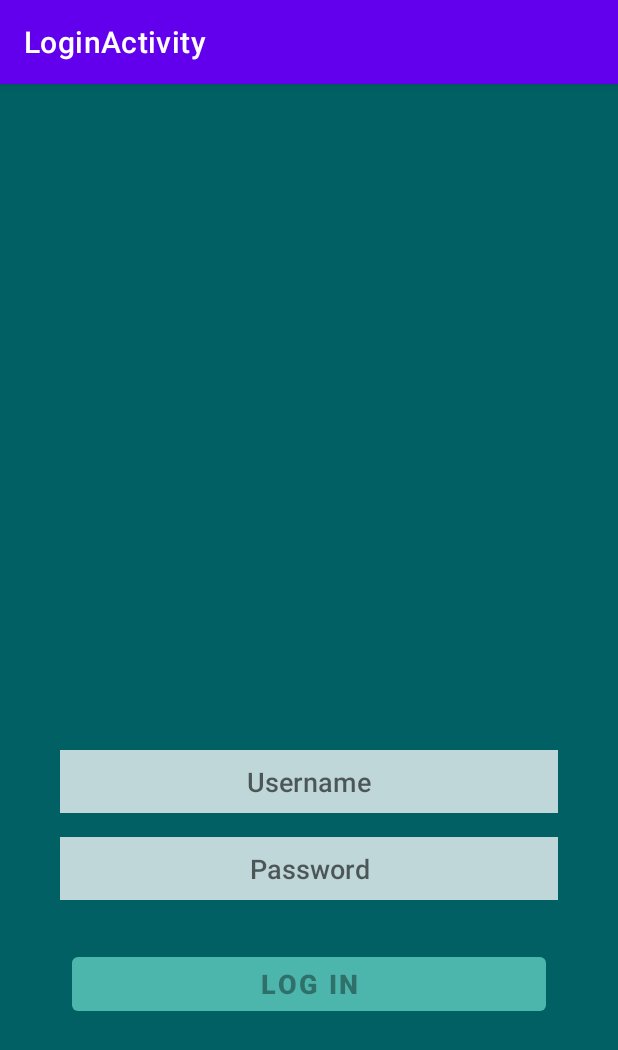
After one commit to EetuHuusko/RemainderMobComp, an Android app: the LoginActivity screen opened directly, with no data from a screen before it, on a phone screen of 412 x 824 dp. The commit adds this screen. Shown: the top 1050 px of the screen. Run offline under Robolectric (Android 15) with nearby library versions, the phone set to English and light mode, and no system bars.

Commit message:
Added login screen

```diff
--- a/app/build.gradle
+++ b/app/build.gradle
@@ -39,6 +39,9 @@
     implementation 'androidx.appcompat:appcompat:1.1.0'
     implementation 'com.google.android.material:material:1.1.0'
     implementation 'androidx.constraintlayout:constraintlayout:1.1.3'
+    implementation 'androidx.annotation:annotation:1.1.0'
+    implementation 'androidx.lifecycle:lifecycle-livedata-ktx:2.2.0'
+    implementation 'androidx.lifecycle:lifecycle-viewmodel-ktx:2.2.0'
     testImplementation 'junit:junit:4.+'
     androidTestImplementation 'androidx.test.ext:junit:1.1.1'
     androidTestImplementation 'androidx.test.espresso:espresso-core:3.2.0'
--- a/app/src/main/AndroidManifest.xml
+++ b/app/src/main/AndroidManifest.xml
@@ -9,6 +9,9 @@
         android:roundIcon="@mipmap/ic_launcher_round"
         android:supportsRtl="true"
         android:theme="@style/Theme.MobileComputing">
+        <activity
+            android:name=".ui.login.LoginActivity"
+            android:label="@string/title_activity_login"></activity>
         <activity android:name=".MainActivity">
             <intent-filter>
                 <action android:name="android.intent.action.MAIN" />
--- /dev/null
+++ b/app/src/main/java/com/example/mobilecomputing/ui/login/LoginActivity.kt
@@ -0,0 +1,129 @@
+package com.example.mobilecomputing.ui.login
+
+import android.app.Activity
+import androidx.lifecycle.Observer
+import androidx.lifecycle.ViewModelProvider
+import android.os.Bundle
+import androidx.annotation.StringRes
+import androidx.appcompat.app.AppCompatActivity
+import android.text.Editable
+import android.text.TextWatcher
+import android.view.View
+import android.view.inputmethod.EditorInfo
+import android.widget.Button
+import android.widget.EditText
+import android.widget.ProgressBar
+import android.widget.Toast
+
+import com.example.mobilecomputing.R
+
+class LoginActivity : AppCompatActivity() {
+
+    private lateinit var loginViewModel: LoginViewModel
+
+    override fun onCreate(savedInstanceState: Bundle?) {
+        super.onCreate(savedInstanceState)
+
+        setContentView(R.layout.activity_login)
+
+        val username = findViewById<EditText>(R.id.username)
+        val password = findViewById<EditText>(R.id.password)
+        val login = findViewById<Button>(R.id.mainActivity)
+        val loading = findViewById<ProgressBar>(R.id.loading)
+
+        loginViewModel = ViewModelProvider(this, LoginViewModelFactory())
+            .get(LoginViewModel::class.java)
+
+        loginViewModel.loginFormState.observe(this@LoginActivity, Observer {
+            val loginState = it ?: return@Observer
+
+            // disable login button unless both username / password is valid
+            login.isEnabled = loginState.isDataValid
+
+            if (loginState.usernameError != null) {
+                username.error = getString(loginState.usernameError)
+            }
+            if (loginState.passwordError != null) {
+                password.error = getString(loginState.passwordError)
+            }
+        })
+
+        loginViewModel.loginResult.observe(this@LoginActivity, Observer {
+            val loginResult = it ?: return@Observer
+
+            loading.visibility = View.GONE
+            if (loginResult.error != null) {
+                showLoginFailed(loginResult.error)
+            }
+            if (loginResult.success != null) {
+                updateUiWithUser(loginResult.success)
+            }
+            setResult(Activity.RESULT_OK)
+
+            //Complete and destroy login activity once successful
+            finish()
+        })
+
+        username.afterTextChanged {
+            loginViewModel.loginDataChanged(
+                username.text.toString(),
+                password.text.toString()
+            )
+        }
+
+        password.apply {
+            afterTextChanged {
+                loginViewModel.loginDataChanged(
+                    username.text.toString(),
+                    password.text.toString()
+                )
+            }
+
+            setOnEditorActionListener { _, actionId, _ ->
+                when (actionId) {
+                    EditorInfo.IME_ACTION_DONE ->
+                        loginViewModel.login(
+                            username.text.toString(),
+                            password.text.toString()
+                        )
+                }
+                false
+            }
+
+            login.setOnClickListener {
+                loading.visibility = View.VISIBLE
+                loginViewModel.login(username.text.toString(), password.text.toString())
+            }
+        }
+    }
+
+    private fun updateUiWithUser(model: LoggedInUserView) {
+        val welcome = getString(R.string.welcome)
+        val displayName = model.displayName
+        // TODO : initiate successful logged in experiencetextEmailAddress
+        Toast.makeText(
+            applicationContext,
+            "$welcome $displayName",
+            Toast.LENGTH_LONG
+        ).show()
+    }
+
+    private fun showLoginFailed(@StringRes errorString: Int) {
+        Toast.makeText(applicationContext, errorString, Toast.LENGTH_SHORT).show()
+    }
+}
+
+/**
+ * Extension function to simplify setting an afterTextChanged action to EditText components.
+ */
+fun EditText.afterTextChanged(afterTextChanged: (String) -> Unit) {
+    this.addTextChangedListener(object : TextWatcher {
+        override fun afterTextChanged(editable: Editable?) {
+            afterTextChanged.invoke(editable.toString())
+        }
+
+        override fun beforeTextChanged(s: CharSequence, start: Int, count: Int, after: Int) {}
+
+        override fun onTextChanged(s: CharSequence, start: Int, before: Int, count: Int) {}
+    })
+}
--- /dev/null
+++ b/app/src/main/java/com/example/mobilecomputing/ui/login/LoginViewModelFactory.kt
@@ -0,0 +1,25 @@
+package com.example.mobilecomputing.ui.login
+
+import androidx.lifecycle.ViewModel
+import androidx.lifecycle.ViewModelProvider
+import com.example.mobilecomputing.data.LoginDataSource
+import com.example.mobilecomputing.data.LoginRepository
+
+/**
+ * ViewModel provider factory to instantiate LoginViewModel.
+ * Required given LoginViewModel has a non-empty constructor
+ */
+class LoginViewModelFactory : ViewModelProvider.Factory {
+
+    @Suppress("UNCHECKED_CAST")
+    override fun <T : ViewModel> create(modelClass: Class<T>): T {
+        if (modelClass.isAssignableFrom(LoginViewModel::class.java)) {
+            return LoginViewModel(
+                loginRepository = LoginRepository(
+                    dataSource = LoginDataSource()
+                )
+            ) as T
+        }
+        throw IllegalArgumentException("Unknown ViewModel class")
+    }
+}
--- /dev/null
+++ b/app/src/main/res/layout/activity_login.xml
@@ -0,0 +1,88 @@
+<?xml version="1.0" encoding="utf-8"?>
+<androidx.constraintlayout.widget.ConstraintLayout xmlns:android="http://schemas.android.com/apk/res/android"
+    xmlns:app="http://schemas.android.com/apk/res-auto"
+    xmlns:tools="http://schemas.android.com/tools"
+    android:id="@+id/container"
+    android:layout_width="match_parent"
+    android:layout_height="match_parent"
+    android:background="#006064"
+    android:paddingLeft="@dimen/activity_horizontal_margin"
+    android:paddingTop="@dimen/activity_vertical_margin"
+    android:paddingRight="@dimen/activity_horizontal_margin"
+    android:paddingBottom="@dimen/activity_vertical_margin"
+    tools:context=".ui.login.LoginActivity">
+
+    <EditText
+        android:id="@+id/username"
+        android:layout_width="0dp"
+        android:layout_height="42dp"
+        android:layout_marginStart="24dp"
+        android:layout_marginEnd="24dp"
+        android:layout_marginBottom="16dp"
+        android:background="#BFFFFFFF"
+        android:ellipsize="start"
+        android:fontFamily="sans-serif-medium"
+        android:gravity="center_horizontal|center_vertical"
+        android:hint="@string/prompt_username"
+        android:importantForAutofill="no"
+        android:inputType="textNoSuggestions"
+        android:selectAllOnFocus="true"
+        android:textSize="18sp"
+        android:typeface="normal"
+        app:layout_constraintBottom_toTopOf="@+id/password"
+        app:layout_constraintEnd_toEndOf="parent"
+        app:layout_constraintStart_toStartOf="parent" />
+
+    <EditText
+        android:id="@+id/password"
+        android:layout_width="0dp"
+        android:layout_height="42dp"
+        android:layout_marginStart="24dp"
+        android:layout_marginEnd="24dp"
+        android:layout_marginBottom="32dp"
+        android:background="#BFFFFFFF"
+        android:ellipsize="start"
+        android:fontFamily="sans-serif-medium"
+        android:gravity="center_horizontal|center_vertical"
+        android:hint="@string/prompt_password"
+        android:imeActionLabel="@string/action_sign_in_short"
+        android:imeOptions="actionDone"
+        android:importantForAutofill="no"
+        android:inputType="textPassword"
+        android:selectAllOnFocus="true"
+        app:layout_constraintBottom_toTopOf="@+id/mainActivity"
+        app:layout_constraintEnd_toEndOf="parent"
+        app:layout_constraintStart_toStartOf="parent" />
+
+    <Button
+        android:id="@+id/mainActivity"
+        android:layout_width="0dp"
+        android:layout_height="wrap_content"
+        android:layout_gravity="start"
+        android:layout_marginStart="32dp"
+        android:layout_marginLeft="32dp"
+        android:layout_marginEnd="32dp"
+        android:layout_marginRight="32dp"
+        android:layout_marginBottom="128dp"
+        android:enabled="false"
+        android:text="@string/action_sign_in"
+        android:textSize="18sp"
+        android:textStyle="bold"
+        app:backgroundTint="#4DB6AC"
+        app:layout_constraintBottom_toBottomOf="parent"
+        app:layout_constraintEnd_toEndOf="parent"
+        app:layout_constraintStart_toStartOf="parent" />
+
+    <ProgressBar
+        android:id="@+id/loading"
+        android:layout_width="wrap_content"
+        android:layout_height="wrap_content"
+        android:layout_gravity="center"
+        android:layout_marginStart="32dp"
+        android:layout_marginEnd="32dp"
+        android:visibility="gone"
+        app:layout_constraintBottom_toBottomOf="@+id/mainActivity"
+        app:layout_constraintEnd_toEndOf="@+id/password"
+        app:layout_constraintStart_toStartOf="@+id/password"
+        app:layout_constraintTop_toTopOf="@+id/password" />
+</androidx.constraintlayout.widget.ConstraintLayout>
--- /dev/null
+++ b/app/src/main/res/values/dimens.xml
@@ -0,0 +1,5 @@
+<resources>
+    <!-- Default screen margins, per the Android Design guidelines. -->
+    <dimen name="activity_horizontal_margin">16dp</dimen>
+    <dimen name="activity_vertical_margin">16dp</dimen>
+</resources>
--- a/app/src/main/res/values/strings.xml
+++ b/app/src/main/res/values/strings.xml
@@ -1,3 +1,12 @@
 <resources>
     <string name="app_name">MobileComputing</string>
+    <string name="title_activity_login">LoginActivity</string>
+    <string name="prompt_username">Username</string>
+    <string name="prompt_password">Password</string>
+    <string name="action_sign_in">Log in</string>
+    <string name="action_sign_in_short">Sign in</string>
+    <string name="welcome">"Welcome !"</string>
+    <string name="invalid_username">Not a valid username</string>
+    <string name="invalid_password">Password must be >5 characters</string>
+    <string name="login_failed">"Login failed"</string>
 </resources>
```
Also changed, not shown: app/src/main/java/com/example/mobilecomputing/data/LoginDataSource.kt (added, +24 -0 lines), app/src/main/java/com/example/mobilecomputing/data/LoginRepository.kt (added, +46 -0 lines), app/src/main/java/com/example/mobilecomputing/data/Result.kt (added, +18 -0 lines), app/src/main/java/com/example/mobilecomputing/data/model/LoggedInUser.kt (added, +9 -0 lines), app/src/main/java/com/example/mobilecomputing/ui/login/LoggedInUserView.kt (added, +9 -0 lines), app/src/main/java/com/example/mobilecomputing/ui/login/LoginFormState.kt (added, +10 -0 lines), app/src/main/java/com/example/mobilecomputing/ui/login/LoginResult.kt (added, +9 -0 lines), app/src/main/java/com/example/mobilecomputing/ui/login/LoginViewModel.kt (added, +55 -0 lines), app/src/main/res/layout/activity_main.xml (+3 -15 lines).
